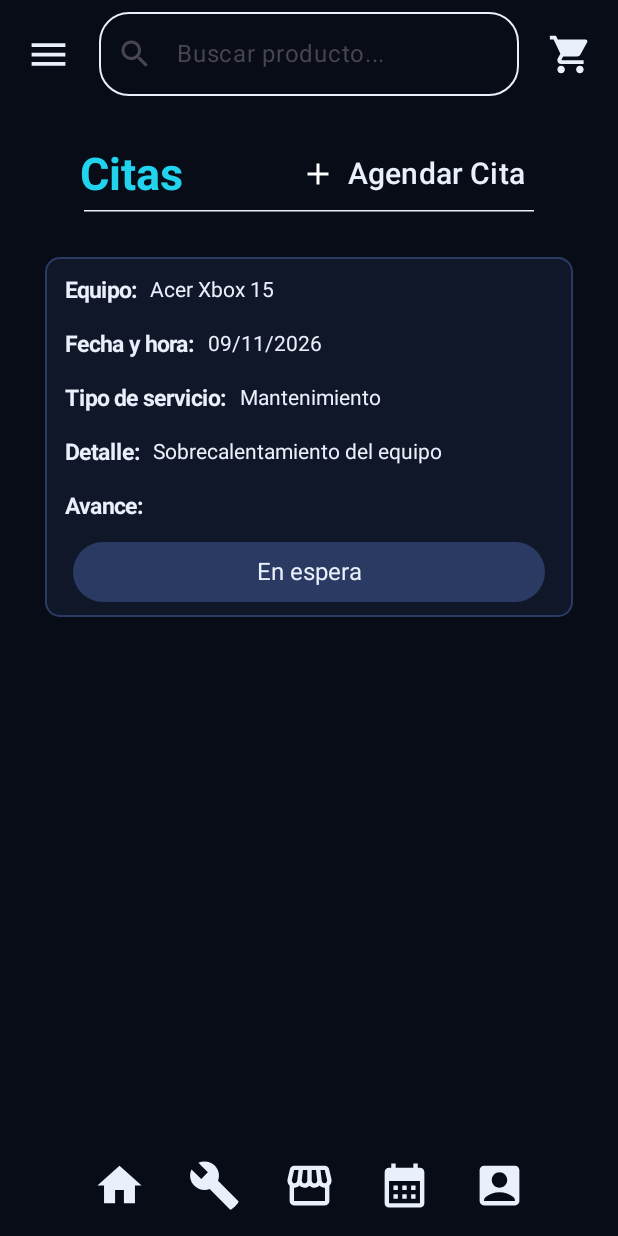
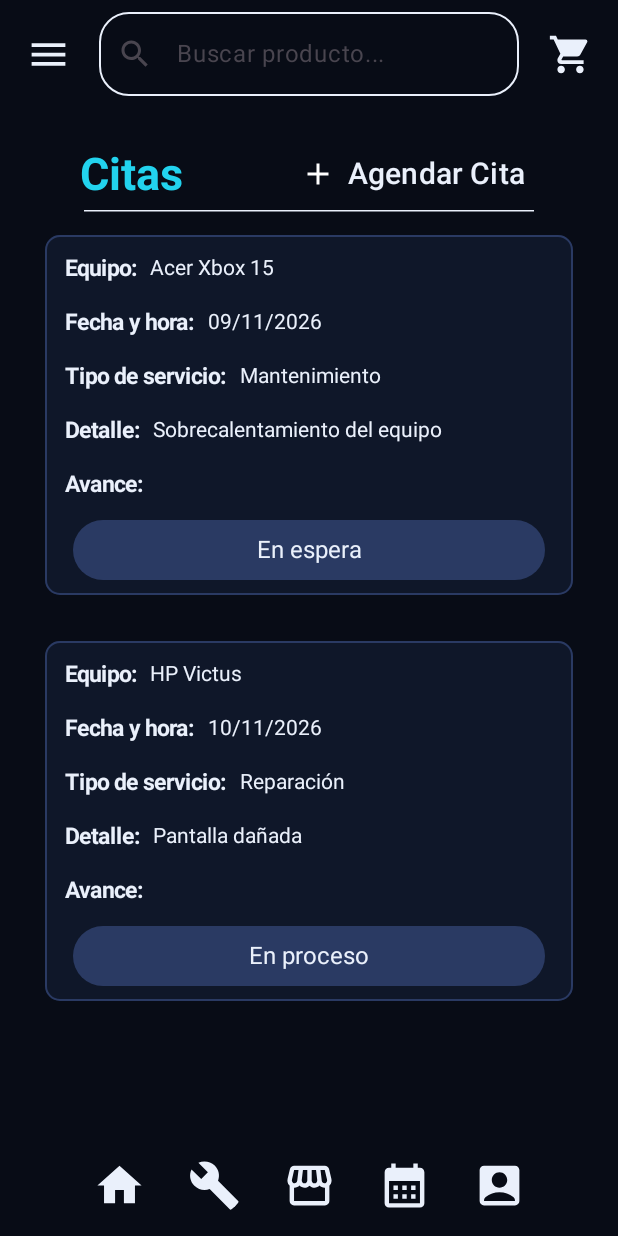
Before and after one commit to ChrsitopherJimenezHurtado/Compu_Papus, an Android app built with Jetpack Compose: the @Preview function PreviewCitas, on a phone screen of 412 x 824 dp. Run offline under Robolectric (Android 15) with nearby library versions, the phone set to English and light mode, and no system bars.

Commit message:
Mejora de Vista Citas, con lisOf y LazyColumn en espera de BD.

```diff
--- a/app/src/main/java/com/appmov/compupapus/Citas.kt
+++ b/app/src/main/java/com/appmov/compupapus/Citas.kt
@@ -1,44 +1,28 @@
 package com.appmov.compupapus
 
-
-import android.os.Bundle
-import androidx.activity.ComponentActivity
-import androidx.activity.compose.setContent
-import androidx.activity.enableEdgeToEdge
-import androidx.annotation.ColorRes
-import androidx.compose.foundation.BorderStroke
 import androidx.compose.foundation.background
-import androidx.compose.foundation.border
 import androidx.compose.foundation.layout.Arrangement
-import androidx.compose.foundation.layout.Box
 import androidx.compose.foundation.layout.Column
 import androidx.compose.foundation.layout.PaddingValues
 import androidx.compose.foundation.layout.Row
 import androidx.compose.foundation.layout.Spacer
 import androidx.compose.foundation.layout.fillMaxSize
 import androidx.compose.foundation.layout.fillMaxWidth
-import androidx.compose.foundation.layout.height
 import androidx.compose.foundation.layout.padding
-import androidx.compose.foundation.layout.size
 import androidx.compose.foundation.layout.width
-import androidx.compose.foundation.shape.RoundedCornerShape
+import androidx.compose.foundation.lazy.LazyColumn
+import androidx.compose.foundation.lazy.items
 import androidx.compose.material.icons.Icons
 import androidx.compose.material.icons.filled.Add
-import androidx.compose.material.icons.filled.Home
 import androidx.compose.material3.Button
 import androidx.compose.material3.ButtonDefaults
-import androidx.compose.material3.Card
-import androidx.compose.material3.CardDefaults
 import androidx.compose.material3.HorizontalDivider
 import androidx.compose.material3.Icon
-import androidx.compose.material3.IconButton
 import androidx.compose.material3.Scaffold
 import androidx.compose.material3.Text
 import androidx.compose.runtime.Composable
 import androidx.compose.ui.Alignment
 import androidx.compose.ui.Modifier
-import androidx.compose.ui.draw.clip
-import androidx.compose.ui.graphics.Color
 import androidx.compose.ui.graphics.RectangleShape
 import androidx.compose.ui.res.colorResource
 import androidx.compose.ui.text.font.FontWeight
@@ -46,13 +30,38 @@ import androidx.compose.ui.tooling.preview.Preview
 import androidx.compose.ui.unit.dp
 import androidx.compose.ui.unit.sp
 import com.appmov.compupapus.data.Cita
-import com.appmov.compupapus.ui.theme.CompuPapusTheme
 import com.appmov.compupapus.ui.theme.componentes.BarraInferior
 import com.appmov.compupapus.ui.theme.componentes.BarraSuperior
 import com.appmov.compupapus.ui.theme.componentes.TarjetaCita
 
 @Composable
 fun CitasScreen() {
+
+    // lista de citas Solo para muestra
+    val citas = listOf(
+        Cita(
+            equipo = "Acer Xbox 15",
+            fechaHora = "09/11/2026",
+            tipoServicio = "Mantenimiento",
+            detalle = "Sobrecalentamiento del equipo",
+            estado = "En espera"
+        ),
+        Cita(
+            equipo = "HP Victus",
+            fechaHora = "10/11/2026",
+            tipoServicio = "Reparación",
+            detalle = "Pantalla dañada",
+            estado = "En proceso"
+        ),
+        /*Cita(
+            equipo = "Lenovo Legion",
+            fechaHora = "11/11/2026",
+            tipoServicio = "Limpieza",
+            detalle = "Cambio de pasta térmica",
+            estado = "Finalizado"
+        )*/
+    )
+
     Scaffold(
         topBar = {
             BarraSuperior()
@@ -113,15 +122,17 @@ fun CitasScreen() {
             )
 
             // Aqui las tarjetas
-            TarjetaCita(
-                cita = Cita(
-                    equipo = "Acer Xbox 15",
-                    fechaHora = "09/11/2026",
-                    tipoServicio = "Mantenimiento",
-                    detalle = "Sobrecalentamiento del equipo",
-                    estado = "En espera"
-                )
-            )
+            LazyColumn {
+
+                items(citas) { cita ->
+
+                    TarjetaCita(
+                        cita = cita
+                    )
+
+                }
+
+            }
         }
     }
 }
--- a/app/src/main/java/com/appmov/compupapus/MainActivity.kt
+++ b/app/src/main/java/com/appmov/compupapus/MainActivity.kt
@@ -6,11 +6,9 @@ import androidx.activity.compose.setContent
 import androidx.activity.enableEdgeToEdge
 import androidx.compose.foundation.background
 import androidx.compose.foundation.layout.Column
-import androidx.compose.foundation.layout.Spacer
 import androidx.compose.foundation.layout.fillMaxSize
 import androidx.compose.foundation.layout.padding
 import androidx.compose.material3.Scaffold
-import androidx.compose.material3.Text
 import androidx.compose.runtime.Composable
 import androidx.compose.ui.Modifier
 import androidx.compose.ui.res.colorResource
--- a/app/src/main/java/com/appmov/compupapus/data/Cita.kt
+++ b/app/src/main/java/com/appmov/compupapus/data/Cita.kt
@@ -1,6 +1,8 @@
 package com.appmov.compupapus.data
 
 data class Cita(
+    //val id : Int,
+    //val UsauarioId : Int,
     val equipo: String,
     val fechaHora: String,
     val tipoServicio: String,
--- a/app/src/main/java/com/appmov/compupapus/ui/theme/componentes/BarraInferior.kt
+++ b/app/src/main/java/com/appmov/compupapus/ui/theme/componentes/BarraInferior.kt
@@ -3,7 +3,6 @@ import androidx.compose.foundation.background
 import androidx.compose.foundation.layout.Arrangement
 import androidx.compose.foundation.layout.Row
 import androidx.compose.foundation.layout.Spacer
-import androidx.compose.foundation.layout.absoluteOffset
 import androidx.compose.foundation.layout.fillMaxWidth
 import androidx.compose.foundation.layout.padding
 import androidx.compose.foundation.layout.size
@@ -11,9 +10,7 @@ import androidx.compose.material.icons.Icons
 import androidx.compose.material.icons.filled.AccountBox
 import androidx.compose.material.icons.filled.Build
 import androidx.compose.material.icons.filled.CalendarMonth
-import androidx.compose.material.icons.filled.FilterVintage
 import androidx.compose.material.icons.filled.Home
-import androidx.compose.material.icons.filled.Menu
 import androidx.compose.material.icons.filled.Storefront
 import androidx.compose.material3.Icon
 import androidx.compose.material3.IconButton
@@ -23,10 +20,7 @@ import androidx.compose.ui.Modifier
 import androidx.compose.ui.res.colorResource
 import androidx.compose.ui.tooling.preview.Preview
 import androidx.compose.ui.unit.dp
-import com.appmov.compupapus.CompuPapusScreen
-import com.appmov.compupapus.MainActivity
 import com.appmov.compupapus.R
-import com.appmov.compupapus.ui.theme.CompuPapusTheme
 
 
 @Composable
--- a/app/src/main/java/com/appmov/compupapus/ui/theme/componentes/BarraSuperior.kt
+++ b/app/src/main/java/com/appmov/compupapus/ui/theme/componentes/BarraSuperior.kt
@@ -2,7 +2,6 @@ package com.appmov.compupapus.ui.theme.componentes
 
 import androidx.compose.foundation.background
 import androidx.compose.foundation.layout.Row
-import androidx.compose.foundation.layout.Spacer
 import androidx.compose.foundation.layout.fillMaxWidth
 import androidx.compose.foundation.layout.padding
 import androidx.compose.foundation.layout.size
@@ -27,8 +26,7 @@ import androidx.compose.ui.res.colorResource
 import com.appmov.compupapus.R
 import androidx.compose.material.icons.filled.Search
 import androidx.compose.ui.tooling.preview.Preview
-import com.appmov.compupapus.CompuPapusScreen
-import com.appmov.compupapus.ui.theme.CompuPapusTheme
+
 
 @Composable
 fun BarraSuperior() {
--- a/app/src/main/java/com/appmov/compupapus/ui/theme/componentes/TarjetaCita.kt
+++ b/app/src/main/java/com/appmov/compupapus/ui/theme/componentes/TarjetaCita.kt
@@ -20,7 +20,6 @@ import androidx.compose.ui.Modifier
 import androidx.compose.ui.draw.clip
 import androidx.compose.ui.res.colorResource
 import androidx.compose.ui.text.font.FontWeight
-import androidx.compose.ui.tooling.preview.Preview
 import androidx.compose.ui.unit.dp
 import androidx.compose.ui.unit.sp
 import com.appmov.compupapus.R
@@ -28,11 +27,11 @@ import com.appmov.compupapus.data.Cita
 
 @Composable
 fun TarjetaCita(
-    cita: Cita
+    cita: Cita,
 ){
     Card(
         modifier = Modifier.fillMaxWidth()
-            .padding(30.dp),
+            .padding(start = 30.dp, top = 15.dp, end = 30.dp, bottom = 15.dp),
         shape = RoundedCornerShape(10.dp),
         colors = CardDefaults.cardColors(
             containerColor = colorResource(R.color.relleno),
@@ -156,17 +155,3 @@ fun TarjetaCita(
         }
     }
 }
-
-@Preview(showBackground = true)
-@Composable
-fun PreviewTarjetas() {
-    TarjetaCita(
-        cita = Cita(
-            equipo = "Acer Xbox 15",
-            fechaHora = "09/11/2026",
-            tipoServicio = "Mantenimiento",
-            detalle = "Sobrecalentamiento del equipo",
-            estado = "En espera"
-        )
-    )
-}
```
